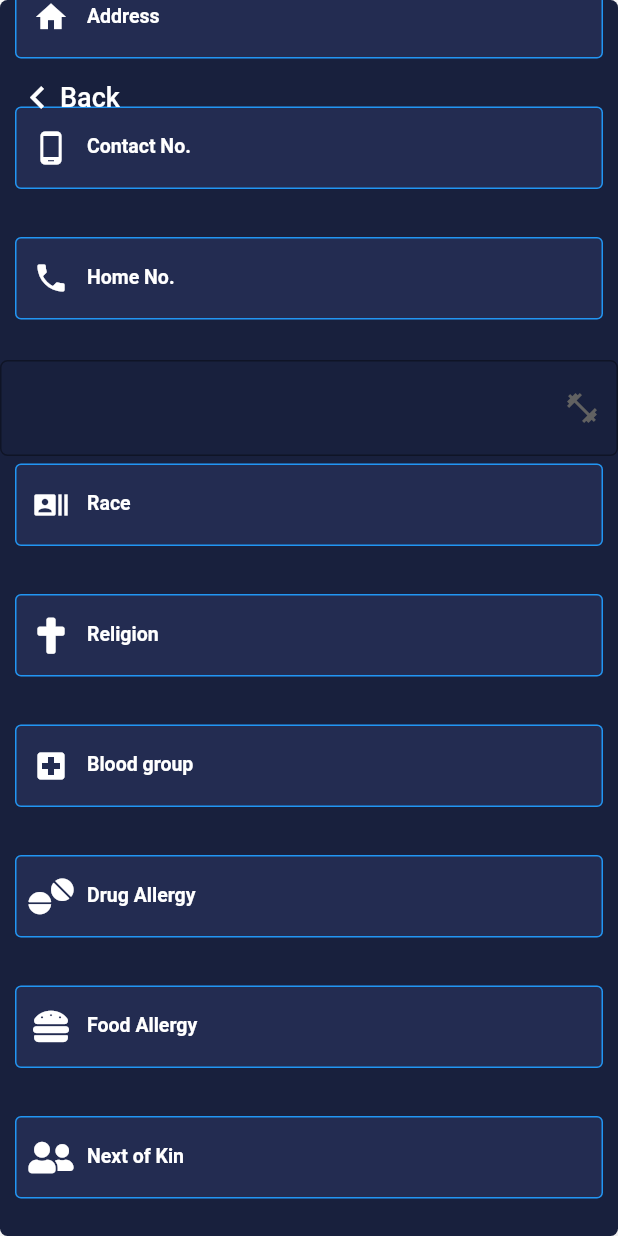
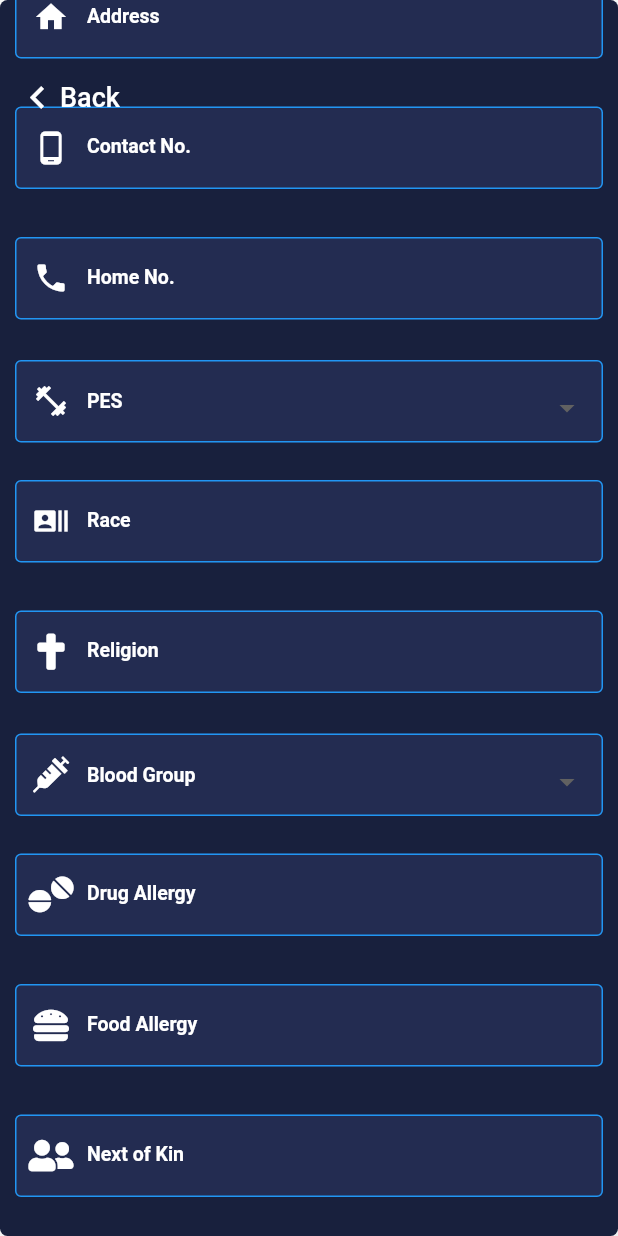
Before and after one commit to SuperZecton/etmsapp, a Flutter app: the SignUpPage screen opened by its route, scrolled down 576 dp, on a phone screen of 412 x 824 dp. Run offline on Flutter 3.47's test engine with Material 2 defaults, Android fonts, the phone set to English and light mode, and no system bars; our stand-ins replace csv, font_awesome_flutter, google_fonts, sqflite; accounts and stored records are empty.

Commit message:
Added working Drop Down Buttons
Added working drop down buttons

```diff
--- a/lib/screens/educationRegPage.dart
+++ b/lib/screens/educationRegPage.dart
@@ -4,7 +4,7 @@ import 'package:ltcapp/main.dart';
 import 'package:google_fonts/google_fonts.dart';
 import 'package:ltcapp/utils/globals.dart';
 import 'package:intl/intl.dart';
-import 'package:ltcapp/widgets/registrationTextField.dart';
+import 'package:ltcapp/widgets/RegistrationFields/registrationTextField.dart';
 import 'package:font_awesome_flutter/font_awesome_flutter.dart';
 
 class EducationRegistrationPage extends StatefulWidget {
--- a/lib/screens/otherInfoRegPage.dart
+++ b/lib/screens/otherInfoRegPage.dart
@@ -4,9 +4,9 @@ import 'package:ltcapp/main.dart';
 import 'package:google_fonts/google_fonts.dart';
 import 'package:ltcapp/utils/globals.dart';
 import 'package:intl/intl.dart';
-import 'package:ltcapp/widgets/registrationTextField.dart';
+import 'package:ltcapp/widgets/RegistrationFields/registrationTextField.dart';
 import 'package:font_awesome_flutter/font_awesome_flutter.dart';
-import 'package:ltcapp/widgets/dropDownTextField.dart';
+import 'package:ltcapp/widgets/RegistrationFields/vocationDropDownField.dart';
 
 class OtherInfoRegistrationPage extends StatefulWidget {
   OtherInfoRegistrationPage({Key key, this.title}) : super(key: key);
--- a/lib/screens/signupPage.dart
+++ b/lib/screens/signupPage.dart
@@ -4,8 +4,10 @@ import 'package:ltcapp/main.dart';
 import 'package:google_fonts/google_fonts.dart';
 import 'package:ltcapp/utils/globals.dart';
 import 'package:intl/intl.dart';
-import 'package:ltcapp/widgets/dropDownTextField.dart';
-import 'package:ltcapp/widgets/registrationTextField.dart';
+import 'package:ltcapp/widgets/RegistrationFields/bloodTypeDropDownField.dart';
+import 'package:ltcapp/widgets/RegistrationFields/pesDropDownField.dart';
+import 'package:ltcapp/widgets/RegistrationFields/vocationDropDownField.dart';
+import 'package:ltcapp/widgets/RegistrationFields/registrationTextField.dart';
 import 'package:font_awesome_flutter/font_awesome_flutter.dart';
 import 'package:ltcapp/main.dart';
 import 'package:ltcapp/utils/individual_identity.dart';
@@ -106,14 +108,14 @@ class _SignUpPageState extends State<SignUpPage> {
                   RegistrationTextField("Address", Icons.home, _addressController),
                   RegistrationTextField("Contact No.", Icons.phone_android, _numberController),
                   RegistrationTextField("Home No.", Icons.phone, _homeNumberController),
-                  RegistrationDropDownField(Icons.fitness_center,"PES"),
+                  PESDropDownField(),
                   RegistrationTextField("Race", Icons.recent_actors, _raceController),
                   RegistrationTextField("Religion", FontAwesomeIcons.cross, _religionController),
-                  RegistrationTextField("Blood group", Icons.local_hospital, _bloodGroupController),
+                  BloodTypeDropDownField(),
                   RegistrationTextField("Drug Allergy", FontAwesomeIcons.tablets, _drugAllergyController),
                   RegistrationTextField("Food Allergy", FontAwesomeIcons.hamburger, _foodAllergyController),
                   RegistrationTextField("Next of Kin",FontAwesomeIcons.userFriends, _nokController),
-                  RegistrationTextField("Vocation", FontAwesomeIcons.briefcase, _nokAddressController),
+                  VocationDropDownField(),
                   RegistrationTextField("Stay-In/Stay-Out", FontAwesomeIcons.houseUser, _nokNumberController),
 
                   SizedBox(
--- a/lib/screens/trainingRegPage.dart
+++ b/lib/screens/trainingRegPage.dart
@@ -4,9 +4,9 @@ import 'package:ltcapp/main.dart';
 import 'package:google_fonts/google_fonts.dart';
 import 'package:ltcapp/utils/globals.dart';
 import 'package:intl/intl.dart';
-import 'package:ltcapp/widgets/registrationTextField.dart';
+import 'package:ltcapp/widgets/RegistrationFields/registrationTextField.dart';
 import 'package:font_awesome_flutter/font_awesome_flutter.dart';
-import 'package:ltcapp/widgets/dropDownTextField.dart';
+import 'package:ltcapp/widgets/RegistrationFields/vocationDropDownField.dart';
 
 class TrainingRegistrationPage extends StatefulWidget {
   TrainingRegistrationPage({Key key, this.title}) : super(key: key);
--- a/lib/utils/individual_identity.dart
+++ b/lib/utils/individual_identity.dart
@@ -24,7 +24,15 @@ class VocationType {
   static const TO = const VocationType._internal('Transport Operator');
   static const STO = const VocationType._internal('Storeman');
   static const TOA = const VocationType._internal('Transport Operator Assistant');
+  static const OTHERS = const VocationType._internal('Others');
+
+  static List<VocationType> list = [TO,STO,TOA,OTHERS];
+  static List<VocationType> getValues() => list;
+
+
 }
+
+
 
 class VehLicenseType {
 
@@ -37,6 +45,9 @@ class VehLicenseType {
   static const class3 = const VehLicenseType._internal('Class 3');
   static const class3A = const VehLicenseType._internal('Class 3A');
   static const class4 = const VehLicenseType._internal('Class 4');
+
+  static List<VehLicenseType> list = [class2, class2A, class3, class3A, class4];
+  static List<VehLicenseType> getValues() => list;
 }
 
 class ClothesSizeType {
@@ -51,6 +62,64 @@ class ClothesSizeType {
   static const XL =  const ClothesSizeType._internal('XL');
   static const XXL = const ClothesSizeType._internal('XXL');
   static const XXXL = const ClothesSizeType._internal('XXXL');
+
+  static List<ClothesSizeType> list = [XS,S,M,L,XL,XXL,XXXL];
+  static List<ClothesSizeType> getValues() => list;
+}
+
+
+class PESType {
+  final value;
+  const PESType._internal(this.value);
+  toString() => '$value';
+
+  static const A = const PESType._internal('A');
+  static const B1 = const PESType._internal('B1');
+  static const B2 = const PESType._internal('B2');
+  static const B3 = const PESType._internal('B3');
+  static const B4 = const PESType._internal('B4');
+  static const C2 = const PESType._internal('C2');
+  static const C9 = const PESType._internal('C9');
+  static const E1 = const PESType._internal('E1');
+  static const E9 = const PESType._internal('E9');
+  static const F = const PESType._internal('F');
+  static List<PESType> list = [A,B1,B2,B3,B4,C2,C9,E1,E9,F];
+  static List<PESType> getValues() => list;
+
+
+}
+
+
+class RaceType {
+  final value;
+  const RaceType._internal(this.value);
+  toString() => '$value';
+
+  static const Chinese = const RaceType._internal('Chinese');
+  static const Malay = const RaceType._internal('Malay');
+  static const Indian = const RaceType._internal('Indian');
+  static const Eurasian = const RaceType._internal('Eurasian');
+  static const Others = const RaceType._internal('Others');
+
+  static List<RaceType> list = [Chinese,Malay,Indian,Eurasian,Others];
+  static List<RaceType> getValues() => list;
+}
+
+class ReligionType {
+  final value;
+  const ReligionType._internal(this.value);
+  toString() => '$value';
+
+  static const Christianity = const ReligionType._internal('Christian');
+  static const Buddhism = const ReligionType._internal('Buddhism');
+  static const Islam = const ReligionType._internal('Islam');
+  static const Hindu = const ReligionType._internal('Hindu');
+  static const Others = const ReligionType._internal('Others');
+
+  static List<ReligionType> list = [Christianity,Buddhism,Islam,Hindu,Others];
+  static List<ReligionType> getValues() => list;
+
+
 }
 
 class BloodType {
@@ -66,33 +135,8 @@ class BloodType {
   static const AB_MINUS = const BloodType._internal('AB-');
   static const O_PLUS = const BloodType._internal('O+');
   static const O_MINUS = const BloodType._internal('O-');
-
-}
-
-class RaceType {
-  final value;
-  const RaceType._internal(this.value);
-  toString() => '$value';
-
-  static const Chinese = const RaceType._internal('Chinese');
-  static const Malay = const RaceType._internal('Malay');
-  static const Indian = const RaceType._internal('Indian');
-  static const Eurasian = const RaceType._internal('Eurasian');
-  static const Others = const RaceType._internal('Others');
-
-}
-
-class ReligionType {
-  final value;
-  const ReligionType._internal(this.value);
-  toString() => '$value';
-
-  static const Christianity = const ReligionType._internal('Christian');
-  static const Buddhism = const ReligionType._internal('Buddhism');
-  static const Islam = const ReligionType._internal('Islam');
-  static const Hindu = const ReligionType._internal('Hindu');
-  static const Others = const ReligionType._internal('Others');
-
+  static List<BloodType> list = [A_PLUS,A_MINUS,B_PLUS,B_MINUS,AB_PLUS,AB_MINUS,O_PLUS,O_MINUS];
+  static List<BloodType> getValues() => list;
 }
 
 class TrueOrFalseType {
@@ -102,6 +146,8 @@ class TrueOrFalseType {
 
   static const True = const TrueOrFalseType._internal('Yes');
   static const False = const TrueOrFalseType._internal('No');
+  static List<TrueOrFalseType> list = [True,False];
+  static List<TrueOrFalseType> getValues() => list;
 }
 
 /*-----*/
--- /dev/null
+++ b/lib/widgets/RegistrationFields/bloodTypeDropDownField.dart
@@ -0,0 +1,84 @@
+import 'package:flutter/cupertino.dart';
+import 'package:flutter/material.dart';
+import 'package:font_awesome_flutter/font_awesome_flutter.dart';
+import 'package:ltcapp/utils/globals.dart';
+import 'package:google_fonts/google_fonts.dart';
+import 'package:ltcapp/utils/individual_identity.dart';
+
+class BloodTypeDropDownField extends StatefulWidget {
+  const BloodTypeDropDownField({Key key}) : super(key: key);
+
+  _BloodTypeDropDownFieldState createState() => _BloodTypeDropDownFieldState();
+}
+
+class _BloodTypeDropDownFieldState extends State<BloodTypeDropDownField> {
+  BloodType _currentSelectedValue;
+  @override
+  Widget build(BuildContext context) {
+    return Container(
+      padding: EdgeInsets.only(top: 0, bottom: 20, left: 5, right: 5),
+      margin: EdgeInsets.symmetric(vertical: 0, horizontal: 5),
+      height: 75,
+      child: InputDecorator(
+        decoration: InputDecoration(
+          fillColor: secondaryColor,
+          filled: true,
+          prefixIcon: Icon(
+            FontAwesomeIcons.syringe,
+            color: Colors.white,
+          ),
+          enabledBorder: OutlineInputBorder(
+            borderSide: BorderSide(color: Colors.blue),
+          ),
+        ),
+        child: DropdownButtonHideUnderline(
+          child: DropdownButton<BloodType>(
+            value: _currentSelectedValue,
+            hint: Text(
+              "Blood Group",
+              style: GoogleFonts.roboto(
+                textStyle: Theme.of(context).textTheme.headline4,
+                fontSize: 13,
+                fontWeight: FontWeight.w700,
+                color: Color(0xffffffff),
+              ),
+            ),
+            isDense: true,
+            onChanged: (BloodType newValue) {
+              setState(() {
+                _currentSelectedValue = newValue;
+              });
+            },
+            selectedItemBuilder: (BuildContext context) {
+              return BloodType.getValues().map((BloodType bloodType) {
+                return Text(
+                  bloodType.toString(),
+                  style: GoogleFonts.roboto(
+                    textStyle: Theme.of(context).textTheme.headline4,
+                    fontSize: 13,
+                    fontWeight: FontWeight.w700,
+                    color: Color(0xffffffff),
+                  ),
+                );
+              }).toList();
+            },
+            items: BloodType.getValues().map((BloodType bloodType) {
+              return DropdownMenuItem<BloodType>(
+                value: bloodType,
+                child: Text(
+                  bloodType.toString(),
+                  style: GoogleFonts.roboto(
+                    textStyle: Theme.of(context).textTheme.headline4,
+                    fontSize: 15,
+                    fontWeight: FontWeight.w500,
+                    color: Colors.black,
+                  ),
+                ),
+              );
+            }).toList(),
+          ),
+        ),
+      ),
+    );
+  }
+}
--- /dev/null
+++ b/lib/widgets/RegistrationFields/pesDropDownField.dart
@@ -0,0 +1,83 @@
+import 'package:flutter/cupertino.dart';
+import 'package:flutter/material.dart';
+import 'package:ltcapp/utils/globals.dart';
+import 'package:google_fonts/google_fonts.dart';
+import 'package:ltcapp/utils/individual_identity.dart';
+
+class PESDropDownField extends StatefulWidget {
+  const PESDropDownField({Key key}) : super(key: key);
+
+  _PESDropDownFieldState createState() => _PESDropDownFieldState();
+}
+
+class _PESDropDownFieldState extends State<PESDropDownField> {
+  PESType _currentSelectedValue;
+  @override
+  Widget build(BuildContext context) {
+    return Container(
+      padding: EdgeInsets.only(top: 0, bottom: 20, left: 5, right: 5),
+      margin: EdgeInsets.symmetric(vertical: 0, horizontal: 5),
+      height: 75,
+      child: InputDecorator(
+        decoration: InputDecoration(
+          fillColor: secondaryColor,
+          filled: true,
+          prefixIcon: Icon(
+            Icons.fitness_center,
+            color: Colors.white,
+          ),
+          enabledBorder: OutlineInputBorder(
+            borderSide: BorderSide(color: Colors.blue),
+          ),
+        ),
+        child: DropdownButtonHideUnderline(
+          child: DropdownButton<PESType>(
+            value: _currentSelectedValue,
+            hint: Text(
+              "PES",
+              style: GoogleFonts.roboto(
+                textStyle: Theme.of(context).textTheme.headline4,
+                fontSize: 13,
+                fontWeight: FontWeight.w700,
+                color: Color(0xffffffff),
+              ),
+            ),
+            isDense: true,
+            onChanged: (PESType newValue) {
+              setState(() {
+                _currentSelectedValue = newValue;
+              });
+            },
+            selectedItemBuilder: (BuildContext context) {
+              return PESType.getValues().map((PESType pesType) {
+                return Text(
+                  pesType.toString(),
+                  style: GoogleFonts.roboto(
+                    textStyle: Theme.of(context).textTheme.headline4,
+                    fontSize: 13,
+                    fontWeight: FontWeight.w700,
+                    color: Color(0xffffffff),
+                  ),
+                );
+              }).toList();
+            },
+            items: PESType.getValues().map((PESType pesType) {
+              return DropdownMenuItem<PESType>(
+                value: pesType,
+                child: Text(
+                  pesType.toString(),
+                  style: GoogleFonts.roboto(
+                    textStyle: Theme.of(context).textTheme.headline4,
+                    fontSize: 15,
+                    fontWeight: FontWeight.w500,
+                    color: Colors.black,
+                  ),
+                ),
+              );
+            }).toList(),
+          ),
+        ),
+      ),
+    );
+  }
+}
--- a/lib/widgets/dropDownTextField.dart
+++ /dev/null
@@ -1,60 +0,0 @@
-import 'package:flutter/material.dart';
-import 'package:ltcapp/utils/globals.dart';
-import 'package:google_fonts/google_fonts.dart';
-
-class RegistrationDropDownField extends StatefulWidget {
-  const RegistrationDropDownField(this.icon, this.mainText,
-      {Key key, this.helperText = "",})
-      : super(key: key);
-
-  final IconData icon;
-  final String helperText;
-  final String mainText;
-  _RegistrationDropDownFieldState createState() =>
-      _RegistrationDropDownFieldState();
-
-}
-
-class _RegistrationDropDownFieldState extends State<RegistrationDropDownField>{
-  var _currencies = [
-    "A",
-    "B",
-    "C",
-    "D",
-    "E",
-    "F",
-  ];
-   String _currentSelectedValue;
-
-  @override
-  Widget build(BuildContext context) {
-    return InputDecorator(
-      decoration: InputDecoration(
-          labelStyle: TextStyle(color: Colors.blueAccent, fontSize: 16.0),
-          errorStyle: TextStyle(color: Colors.redAccent, fontSize: 16.0),
-          hintText: 'Please select a value',
-          border: OutlineInputBorder(borderRadius: BorderRadius.circular(5.0))),
-      isEmpty: _currentSelectedValue == widget.mainText,
-      child: DropdownButtonHideUnderline(
-        child: DropdownButton<String>(
-          icon: Icon(widget.icon),
-          value: _currentSelectedValue,
-          isDense: true,
-          onChanged: (String newValue) {
-            setState(() {
-              _currentSelectedValue = newValue;
-
-            });
-          },
-          items: _currencies.map((String value) {
-            return DropdownMenuItem<String>(
-              value: value,
-              child: Text(value),
-            );
-          }).toList(),
-        ),
-      ),
-    );
-  }
-
-  }
```
Also changed, not shown: lib/widgets/RegistrationFields/vocationDropDownField.dart (added, +84 -0 lines), lib/widgets/RegistrationFields/registrationTextField.dart (renamed from lib/widgets/registrationTextField.dart).
